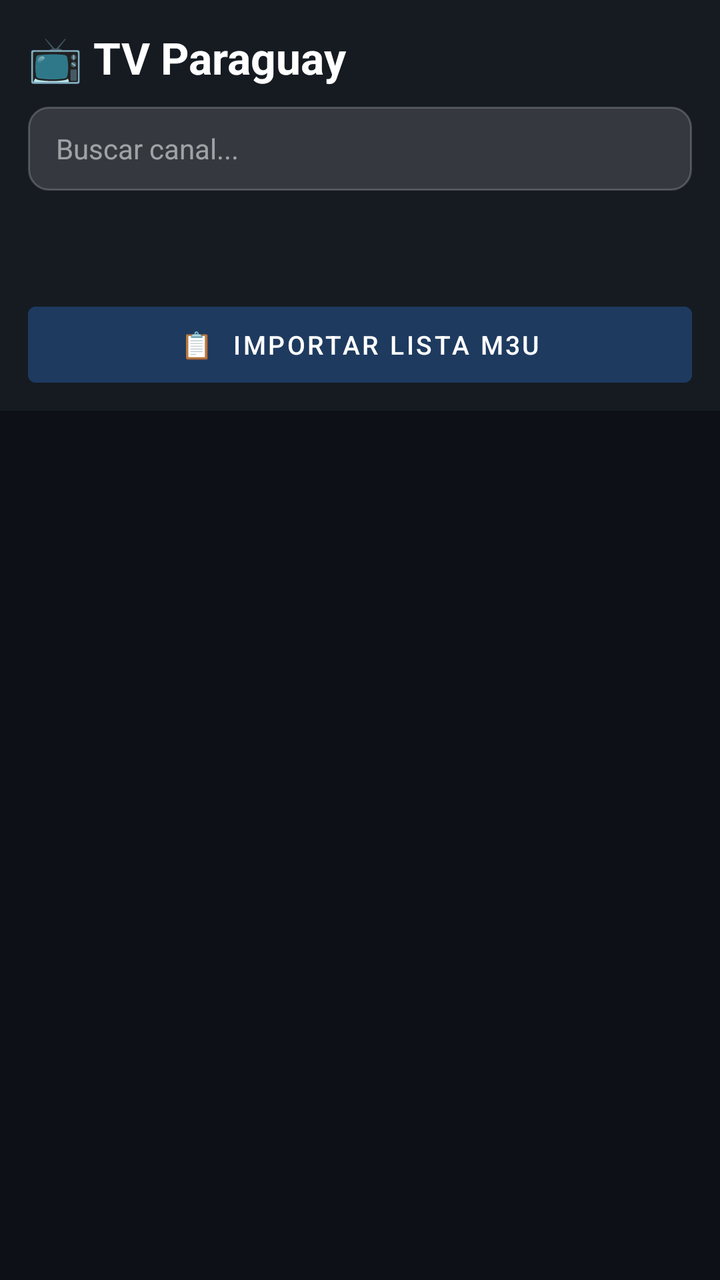
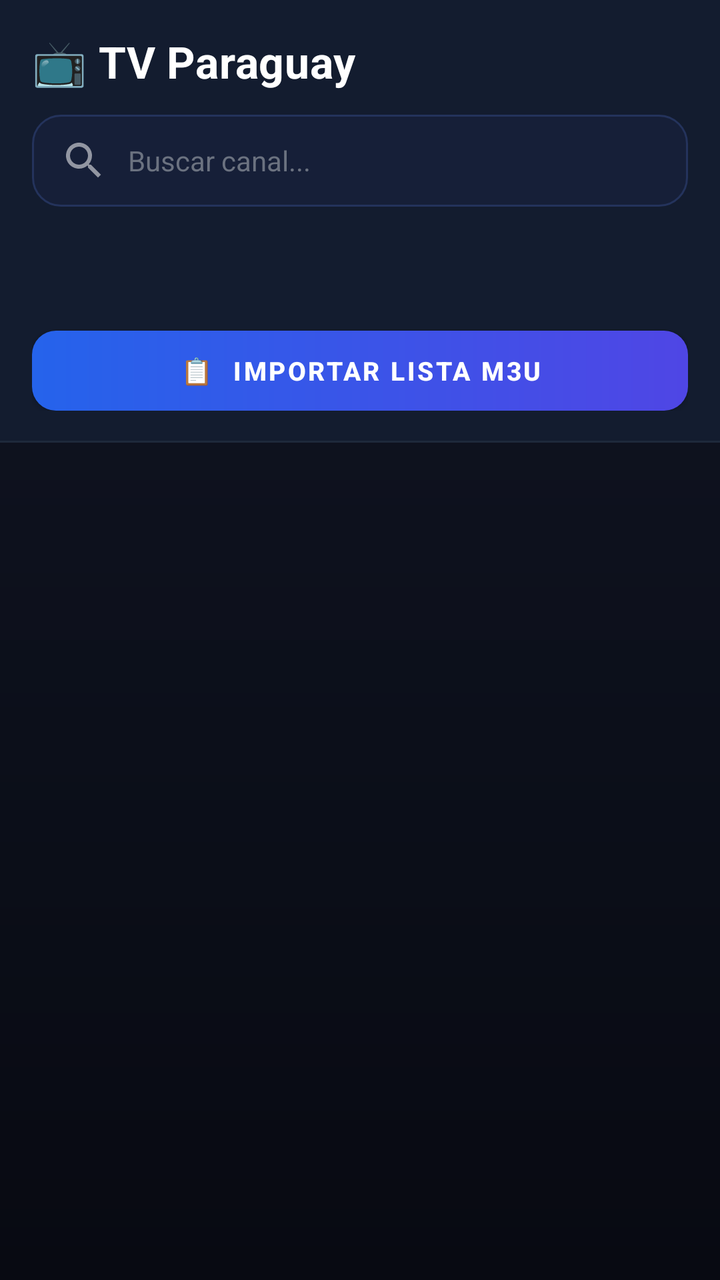

Two renders of the same Android screen: before a commit and after it. Below are the layout's source before the change and the commit's diff.
<!-- AndroidManifest.xml: application theme Theme.TVParaguay -->
<!-- res/layout/activity_main.xml -->
<?xml version="1.0" encoding="utf-8"?>
<LinearLayout xmlns:android="http://schemas.android.com/apk/res/android"
    android:layout_width="match_parent"
    android:layout_height="match_parent"
    android:orientation="vertical"
    android:background="@color/bg_dark">

    
    <LinearLayout
        android:layout_width="match_parent"
        android:layout_height="wrap_content"
        android:orientation="vertical"
        android:padding="14dp"
        android:paddingBottom="10dp"
        android:background="@color/header_bg">

        
        <LinearLayout
            android:layout_width="match_parent"
            android:layout_height="wrap_content"
            android:orientation="horizontal"
            android:gravity="center_vertical"
            android:layout_marginBottom="10dp">

            <TextView
                android:layout_width="0dp"
                android:layout_height="wrap_content"
                android:layout_weight="1"
                android:text="📺 TV Paraguay"
                android:textSize="22sp"
                android:textStyle="bold"
                android:textColor="@color/white" />

            <TextView
                android:id="@+id/tvM3uBadge"
                android:layout_width="wrap_content"
                android:layout_height="wrap_content"
                android:text="0 M3U"
                android:textColor="@color/white"
                android:textSize="11sp"
                android:textStyle="bold"
                android:paddingStart="8dp"
                android:paddingEnd="8dp"
                android:paddingTop="3dp"
                android:paddingBottom="3dp"
                android:background="@drawable/badge_bg"
                android:visibility="gone" />
        </LinearLayout>

        
        <EditText
            android:id="@+id/searchBar"
            android:layout_width="match_parent"
            android:layout_height="42dp"
            android:hint="Buscar canal..."
            android:textColorHint="#88FFFFFF"
            android:textColor="@color/white"
            android:textSize="14sp"
            android:paddingStart="14dp"
            android:paddingEnd="14dp"
            android:background="@drawable/search_bg"
            android:inputType="text"
            android:imeOptions="actionSearch"
            android:singleLine="true"
            android:layout_marginBottom="10dp" />

        
        <HorizontalScrollView
            android:layout_width="match_parent"
            android:layout_height="38dp"
            android:scrollbars="none"
            android:layout_marginBottom="10dp">
            <LinearLayout
                android:id="@+id/filterChipsContainer"
                android:layout_width="wrap_content"
                android:layout_height="match_parent"
                android:orientation="horizontal"
                android:gravity="center_vertical" />
        </HorizontalScrollView>

        
        <Button
            android:id="@+id/btnImportM3u"
            android:layout_width="match_parent"
            android:layout_height="38dp"
            android:text="📋  Importar lista M3U"
            android:textColor="@color/white"
            android:textSize="13sp"
            android:backgroundTint="#1E3A5F"
            android:insetTop="0dp"
            android:insetBottom="0dp" />
    </LinearLayout>

    
    <LinearLayout
        android:layout_width="match_parent"
        android:layout_height="0dp"
        android:layout_weight="1"
        android:orientation="horizontal">

        <FrameLayout
            android:layout_width="0dp"
            android:layout_height="match_parent"
            android:layout_weight="1">

            <androidx.recyclerview.widget.RecyclerView
                android:id="@+id/recyclerView"
                android:layout_width="match_parent"
                android:layout_height="match_parent"
                android:padding="10dp"
                android:clipToPadding="false" />

            <TextView
                android:id="@+id/tvNoResults"
                android:layout_width="match_parent"
                android:layout_height="match_parent"
                android:gravity="center"
                android:text="😕 No se encontraron canales"
                android:textColor="#88FFFFFF"
                android:textSize="16sp"
                android:visibility="gone" />

            
            <TextView
                android:id="@+id/tvAlphaPopup"
                android:layout_width="80dp"
                android:layout_height="80dp"
                android:layout_gravity="center"
                android:gravity="center"
                android:textColor="#FFFFFF"
                android:textSize="42sp"
                android:textStyle="bold"
                android:background="#CC1A1F2E"
                android:visibility="gone" />

        </FrameLayout>

        
        <LinearLayout
            android:id="@+id/alphaBar"
            android:layout_width="20dp"
            android:layout_height="match_parent"
            android:orientation="vertical"
            android:gravity="center_horizontal"
            android:paddingTop="8dp"
            android:paddingBottom="8dp"
            android:visibility="gone" />

    </LinearLayout>


    
    <LinearLayout
        android:id="@+id/deleteBar"
        android:layout_width="match_parent"
        android:layout_height="wrap_content"
        android:orientation="horizontal"
        android:gravity="center_vertical"
        android:padding="12dp"
        android:background="#CC1A1F2E"
        android:visibility="gone">

        <TextView
            android:id="@+id/tvDeleteCount"
            android:layout_width="0dp"
            android:layout_height="wrap_content"
            android:layout_weight="1"
            android:textColor="#FFFFFF"
            android:textSize="14sp"
            android:textStyle="bold"
            android:text="0 seleccionados" />

        <Button
            android:id="@+id/btnCancelDelete"
            android:layout_width="wrap_content"
            android:layout_height="36dp"
            android:text="Cancelar"
            android:textColor="#FFFFFF"
            android:textSize="12sp"
            android:backgroundTint="#334155"
            android:insetTop="0dp"
            android:insetBottom="0dp"
            android:layout_marginEnd="8dp" />

        <Button
            android:id="@+id/btnConfirmDelete"
            android:layout_width="wrap_content"
            android:layout_height="36dp"
            android:text="🗑 Eliminar"
            android:textColor="#FFFFFF"
            android:textSize="12sp"
            android:backgroundTint="#B91C1C"
            android:insetTop="0dp"
            android:insetBottom="0dp" />

    </LinearLayout>

</LinearLayout>
<!-- resources referenced by this layout -->
<resources>
  <color name="bg_dark">#0D1117</color>
  <color name="header_bg">#161B22</color>
  <color name="white">#FFFFFF</color>
  <!-- drawable badge_bg (drawable) -->
  <?xml version="1.0" encoding="utf-8"?>
  <shape xmlns:android="http://schemas.android.com/apk/res/android"
      android:shape="rectangle">
      <corners android:radius="12dp" />
      <solid android:color="#1E3A5F" />
      <stroke android:width="1dp" android:color="@color/accent" />
  </shape>
  <!-- drawable search_bg (drawable) -->
  <?xml version="1.0" encoding="utf-8"?>
  <shape xmlns:android="http://schemas.android.com/apk/res/android"
      android:shape="rectangle">
      <corners android:radius="10dp" />
      <solid android:color="#22FFFFFF" />
      <stroke android:width="1dp" android:color="#33FFFFFF" />
  </shape>
  <style name="Theme.TVParaguay" parent="Theme.MaterialComponents.DayNight.NoActionBar">
          <item name="colorPrimary">@color/accent</item>
          <item name="colorPrimaryVariant">@color/header_bg</item>
          <item name="colorOnPrimary">@color/white</item>
          <item name="android:windowBackground">@color/bg_dark</item>
          <item name="android:statusBarColor">@color/header_bg</item>
          <item name="android:navigationBarColor">@color/bg_dark</item>
      </style>
  <color name="accent">#58A6FF</color>
</resources>

<!-- the commit's change to res/layout/activity_main.xml (unified diff, before → after) -->
@@ -1,18 +1,19 @@
 <?xml version="1.0" encoding="utf-8"?>
 <LinearLayout xmlns:android="http://schemas.android.com/apk/res/android"
+    xmlns:app="http://schemas.android.com/apk/res-auto"
     android:layout_width="match_parent"
     android:layout_height="match_parent"
     android:orientation="vertical"
-    android:background="@color/bg_dark">
+    android:background="@drawable/bg_gradient">
 
     
     <LinearLayout
         android:layout_width="match_parent"
         android:layout_height="wrap_content"
         android:orientation="vertical"
-        android:padding="14dp"
-        android:paddingBottom="10dp"
-        android:background="@color/header_bg">
+        android:padding="16dp"
+        android:paddingBottom="12dp"
+        android:background="@drawable/header_glass_bg">
 
         
         <LinearLayout
@@ -20,7 +21,7 @@
             android:layout_height="wrap_content"
             android:orientation="horizontal"
             android:gravity="center_vertical"
-            android:layout_marginBottom="10dp">
+            android:layout_marginBottom="12dp">
 
             <TextView
                 android:layout_width="0dp"
@@ -29,7 +30,8 @@
                 android:text="📺 TV Paraguay"
                 android:textSize="22sp"
                 android:textStyle="bold"
-                android:textColor="@color/white" />
+                android:textColor="@color/white"
+                android:letterSpacing="0.01" />
 
             <TextView
                 android:id="@+id/tvM3uBadge"
@@ -51,25 +53,27 @@
         <EditText
             android:id="@+id/searchBar"
             android:layout_width="match_parent"
-            android:layout_height="42dp"
+            android:layout_height="46dp"
             android:hint="Buscar canal..."
-            android:textColorHint="#88FFFFFF"
+            android:textColorHint="#6B7280"
             android:textColor="@color/white"
             android:textSize="14sp"
             android:paddingStart="14dp"
             android:paddingEnd="14dp"
+            android:drawableStart="@drawable/ic_search"
+            android:drawablePadding="10dp"
             android:background="@drawable/search_bg"
             android:inputType="text"
             android:imeOptions="actionSearch"
             android:singleLine="true"
-            android:layout_marginBottom="10dp" />
+            android:layout_marginBottom="12dp" />
 
         
         <HorizontalScrollView
             android:layout_width="match_parent"
             android:layout_height="38dp"
             android:scrollbars="none"
-            android:layout_marginBottom="10dp">
+            android:layout_marginBottom="12dp">
             <LinearLayout
                 android:id="@+id/filterChipsContainer"
                 android:layout_width="wrap_content"
@@ -82,11 +86,13 @@
         <Button
             android:id="@+id/btnImportM3u"
             android:layout_width="match_parent"
-            android:layout_height="38dp"
+            android:layout_height="40dp"
             android:text="📋  Importar lista M3U"
             android:textColor="@color/white"
             android:textSize="13sp"
-            android:backgroundTint="#1E3A5F"
+            android:textStyle="bold"
+            android:background="@drawable/btn_gradient_bg"
+            app:backgroundTint="@null"
             android:insetTop="0dp"
             android:insetBottom="0dp" />
     </LinearLayout>
<!-- resource entries referenced after the edit -->
@@ -1,7 +1,7 @@
 <!-- resources referenced by this layout -->
 <resources>
-  <color name="bg_dark">#0D1117</color>
-  <color name="header_bg">#161B22</color>
+  <color name="bg_dark">#090D1A</color>
+  <color name="header_bg">#0F172A</color>
   <color name="white">#FFFFFF</color>
   <!-- drawable badge_bg (drawable) -->
   <?xml version="1.0" encoding="utf-8"?>
@@ -11,13 +11,58 @@
       <solid android:color="#1E3A5F" />
       <stroke android:width="1dp" android:color="@color/accent" />
   </shape>
+  <!-- drawable bg_gradient (drawable) -->
+  <?xml version="1.0" encoding="utf-8"?>
+  <shape xmlns:android="http://schemas.android.com/apk/res/android"
+      android:shape="rectangle">
+      <gradient
+          android:startColor="#111625"
+          android:endColor="#080A12"
+          android:angle="270" />
+  </shape>
+  <!-- drawable btn_gradient_bg (drawable) -->
+  <?xml version="1.0" encoding="utf-8"?>
+  <shape xmlns:android="http://schemas.android.com/apk/res/android"
+      android:shape="rectangle">
+      <corners android:radius="12dp" />
+      <gradient
+          android:startColor="#2563EB"
+          android:endColor="#4F46E5"
+          android:angle="0" />
+  </shape>
+  <!-- drawable header_glass_bg (drawable) -->
+  <?xml version="1.0" encoding="utf-8"?>
+  <layer-list xmlns:android="http://schemas.android.com/apk/res/android">
+      
+      <item>
+          <shape android:shape="rectangle">
+              <solid android:color="#1E293B" />
+          </shape>
+      </item>
+      
+      <item android:bottom="1dp">
+          <shape android:shape="rectangle">
+              <solid android:color="#B30F172A" />
+          </shape>
+      </item>
+  </layer-list>
+  <!-- drawable ic_search (drawable) -->
+  <vector xmlns:android="http://schemas.android.com/apk/res/android"
+      android:width="24dp"
+      android:height="24dp"
+      android:viewportWidth="24"
+      android:viewportHeight="24">
+    <path
+        android:pathData="M15.5,14h-0.79l-0.28,-0.27C15.41,12.59 16,11.11 16,9.5 16,5.91 13.09,3 9.5,3S3,5.91 3,9.5 5.91,16 9.5,16c1.61,0 3.09,-0.59 4.23,-1.57l0.27,0.28v0.79l5,4.99L20.49,19l-4.99,-5zM9.5,14C7.01,14 5,11.99 5,9.5S7.01,5 9.5,5 14,7.01 14,9.5 11.99,14 9.5,14z"
+        android:fillColor="#88FFFFFF"/>
+  </vector>
   <!-- drawable search_bg (drawable) -->
   <?xml version="1.0" encoding="utf-8"?>
   <shape xmlns:android="http://schemas.android.com/apk/res/android"
       android:shape="rectangle">
-      <corners android:radius="10dp" />
-      <solid android:color="#22FFFFFF" />
-      <stroke android:width="1dp" android:color="#33FFFFFF" />
+      <corners android:radius="14dp" />
+      <solid android:color="#161F38" />
+      <stroke android:width="1dp" android:color="#24335C" />
   </shape>
   <style name="Theme.TVParaguay" parent="Theme.MaterialComponents.DayNight.NoActionBar">
           <item name="colorPrimary">@color/accent</item>
@@ -27,6 +72,6 @@
           <item name="android:statusBarColor">@color/header_bg</item>
           <item name="android:navigationBarColor">@color/bg_dark</item>
       </style>
-  <color name="accent">#58A6FF</color>
+  <color name="accent">#3B82F6</color>
 </resources>
 
